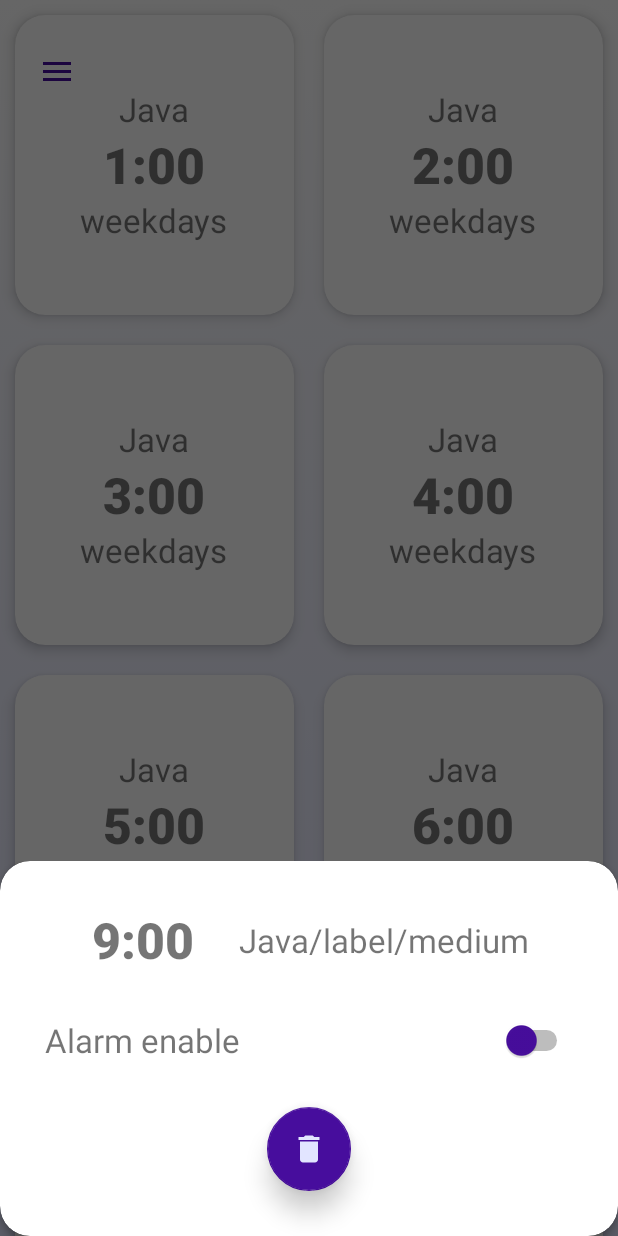
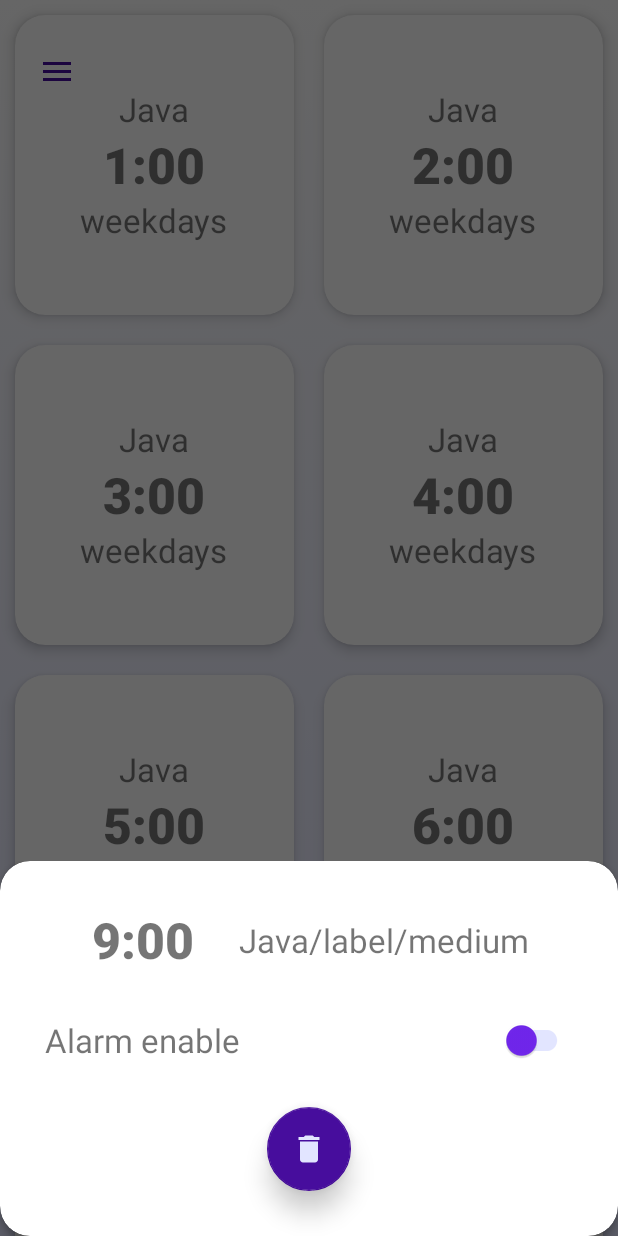
Before and after one commit to lincollincol/QuizAlarmClock, an Android app: the fragment FragmentBottomDialog placed in its activity, on a phone screen of 412 x 824 dp. Run offline under Robolectric (Android 15) with nearby library versions, the light colour scheme and no system bars; 3 statements that could not run were skipped.

Commit message:
Toggle buttons style, alarm settings widgets init logic logic

```diff
--- a/app/src/main/java/linc/com/alarmclockforprogrammers/presentation/alarmsettings/ViewAlarmSettings.java
+++ b/app/src/main/java/linc/com/alarmclockforprogrammers/presentation/alarmsettings/ViewAlarmSettings.java
@@ -1,4 +1,6 @@
 package linc.com.alarmclockforprogrammers.presentation.alarmsettings;
+
+import linc.com.alarmclockforprogrammers.model.data.Alarm;
 
 public interface ViewAlarmSettings {
 
@@ -7,4 +9,6 @@ public interface ViewAlarmSettings {
     void showRadioButtonDialog(String[] items);
     void askForReadWritePermission();
     void getSongFile();
+    void setAlarmData(Alarm alarm);
+    void closeAlarmSettings();
 }
--- a/app/src/main/java/linc/com/alarmclockforprogrammers/ui/fragments/alarms/FragmentBottomDialog.java
+++ b/app/src/main/java/linc/com/alarmclockforprogrammers/ui/fragments/alarms/FragmentBottomDialog.java
@@ -6,11 +6,11 @@ import android.support.annotation.NonNull;
 import android.support.annotation.Nullable;
 import android.support.design.widget.BottomSheetDialogFragment;
 import android.support.design.widget.FloatingActionButton;
+import android.support.v7.widget.SwitchCompat;
 import android.view.LayoutInflater;
 import android.view.View;
 import android.view.ViewGroup;
 import android.widget.CompoundButton;
-import android.widget.Switch;
 import android.widget.TextView;
 
 import linc.com.alarmclockforprogrammers.model.data.Alarm;
@@ -37,7 +37,7 @@ public class FragmentBottomDialog extends BottomSheetDialogFragment implements V
         View view = inflater.inflate(R.layout.fragment_alarms_bottom_dialog, container, false);
 
         FloatingActionButton deleteButton = view.findViewById(R.id.alarms_dialog_delete_alarm);
-        Switch enableAlarm = view.findViewById(R.id.alarms_dialog__toggle_alarm_enable);
+        SwitchCompat enableAlarm = view.findViewById(R.id.alarms_dialog__toggle_alarm_enable);
         TextView alarmTime = view.findViewById(R.id.alarms_dialog__alarm_time);
         TextView alarmDetails = view.findViewById(R.id.alarms_dialog__alarm_details);
 
--- /dev/null
+++ b/app/src/main/res/drawable/switch_toggle_thumb.xml
@@ -0,0 +1,8 @@
+<?xml version="1.0" encoding="utf-8"?>
+<selector xmlns:android="http://schemas.android.com/apk/res/android">
+
+    <item android:state_checked="true"
+        android:color="@color/switch_thumb_enable"/>
+    <item android:color="@color/switch_thumb_disable"/>
+
+</selector>
--- /dev/null
+++ b/app/src/main/res/drawable/switch_toggle_track.xml
@@ -0,0 +1,8 @@
+<?xml version="1.0" encoding="utf-8"?>
+<selector xmlns:android="http://schemas.android.com/apk/res/android">
+
+    <item android:state_checked="true"
+        android:color="@color/switch_track_enable"/>
+    <item android:color="@color/switch_track_disable"/>
+
+</selector>
--- a/app/src/main/res/layout/fragment_alarms_bottom_dialog.xml
+++ b/app/src/main/res/layout/fragment_alarms_bottom_dialog.xml
@@ -52,14 +52,15 @@
             app:layout_constraintLeft_toLeftOf="parent"
             app:layout_constraintRight_toLeftOf="@id/alarms_dialog__toggle_alarm_enable" />
 
-        <Switch
+        <android.support.v7.widget.SwitchCompat
             android:id="@+id/alarms_dialog__toggle_alarm_enable"
             android:layout_width="wrap_content"
             android:layout_height="wrap_content"
             android:layout_marginEnd="@dimen/margin_large"
             android:layout_marginTop="@dimen/margin_large"
             android:layout_marginBottom="@dimen/margin_large"
-            android:thumbTint="@color/toggle_alarms"
+            app:trackTint="@drawable/switch_toggle_track"
+            app:thumbTint="@drawable/switch_toggle_thumb"
             app:layout_constraintBottom_toBottomOf="@+id/alarms_dialog__alarm_enable_title"
             app:layout_constraintLeft_toRightOf="@id/alarms_dialog__alarm_enable_title"
             app:layout_constraintRight_toRightOf="parent"
--- a/app/src/main/res/values/colors.xml
+++ b/app/src/main/res/values/colors.xml
@@ -1,9 +1,9 @@
 <?xml version="1.0" encoding="utf-8"?>
 <resources>
     <!--Global-->
-    <color name="colorPrimary">#008577</color>
-    <color name="colorPrimaryDark">#00574B</color>
-    <color name="colorAccent">#D81B60</color>
+    <color name="colorPrimary">#7126EE</color>
+    <color name="colorPrimaryDark">#E2E5FF</color>
+    <color name="colorAccent">#470D9D</color>
 
     <color name="text_light">#E2E5FF</color>
     <color name="text_dark">#1A023B</color>
@@ -36,7 +36,15 @@
     <color name="fab_button">#470D9D</color>
     <color name="fab_button_day_passive">#907FFC</color>
 
+    <!--Switch toggles color-->
+    <color name="switch_thumb_enable">#470D9D</color>
+    <color name="switch_thumb_disable">#7126EE</color>
+    <color name="switch_track_enable">#7126EE</color>
+    <color name="switch_track_disable">#E2E5FF</color>
+
     <color name="NONAME">#907FFC</color>
+
+
     <color name="NONAME_2">#4D907FFC</color>
     <color name="NONAME_3">#66E2E5FF</color>
 </resources>
```
Also changed, not shown: app/src/main/java/linc/com/alarmclockforprogrammers/presentation/alarmsettings/PresenterAlarmSettings.java (+15 -0 lines), app/src/main/java/linc/com/alarmclockforprogrammers/ui/fragments/alarmsettings/FragmentAlarmSettings.java (+46 -11 lines), app/src/main/res/layout/fragment_alarm_settings.xml (+6 -4 lines).
